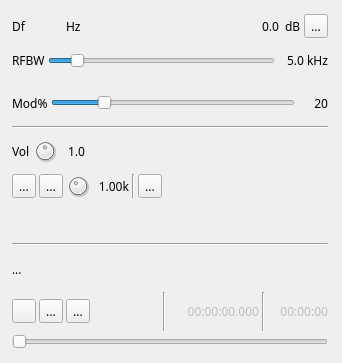
f4exb/sdrangel, file plugins/channeltx/modam/ammodgui.ui: the form before one commit.
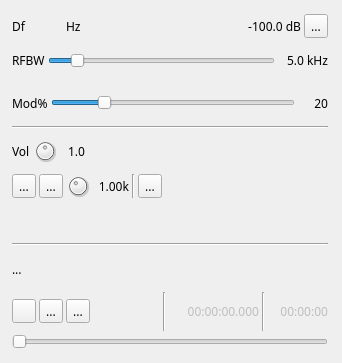
The form after the commit. Icons and pictures are not drawn. Custom widgets are drawn as their Qt base class.

Commit message: All mod and demod plugins: try to fix channel power display

```diff
--- a/plugins/channeltx/modam/ammodgui.ui
+++ b/plugins/channeltx/modam/ammodgui.ui
@@ -139,12 +139,14 @@
           </property>
          </spacer>
         </item>
-       </layout>
-      </item>
-      <item>
-       <layout class="QHBoxLayout" name="channelPowerLayout">
         <item>
          <widget class="QLabel" name="channelPower">
+          <property name="minimumSize">
+           <size>
+            <width>60</width>
+            <height>0</height>
+           </size>
+          </property>
           <property name="toolTip">
            <string>Channel power</string>
           </property>
@@ -152,16 +154,14 @@
            <enum>Qt::RightToLeft</enum>
           </property>
           <property name="text">
-           <string>0.0</string>
+           <string>-100.0 dB</string>
+          </property>
+          <property name="alignment">
+           <set>Qt::AlignRight|Qt::AlignTrailing|Qt::AlignVCenter</set>
           </property>
          </widget>
         </item>
-        <item>
-         <widget class="QLabel" name="channelPowerUnits">
-          <property name="text">
-           <string> dB</string>
-          </property>
-         </widget>
+       </layout>
         </item>
         <item>
          <widget class="QToolButton" name="channelMute">
@@ -180,8 +180,6 @@
            <bool>true</bool>
           </property>
          </widget>
-        </item>
-       </layout>
       </item>
      </layout>
     </item>
```
Lines whose indentation alone changed are shown as unchanged. The commit also changes 17 other files.
